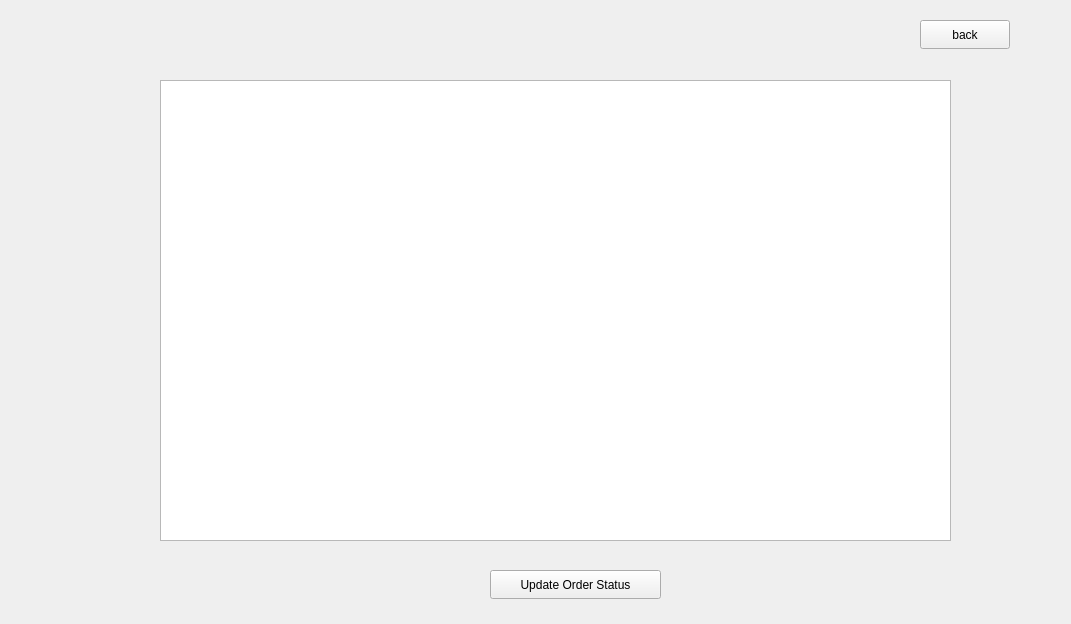
Above: main/gui/restaurantowner.ui from HamidrezaNadafian/Restaurant-Management-System before the change. Below: the same form after it.
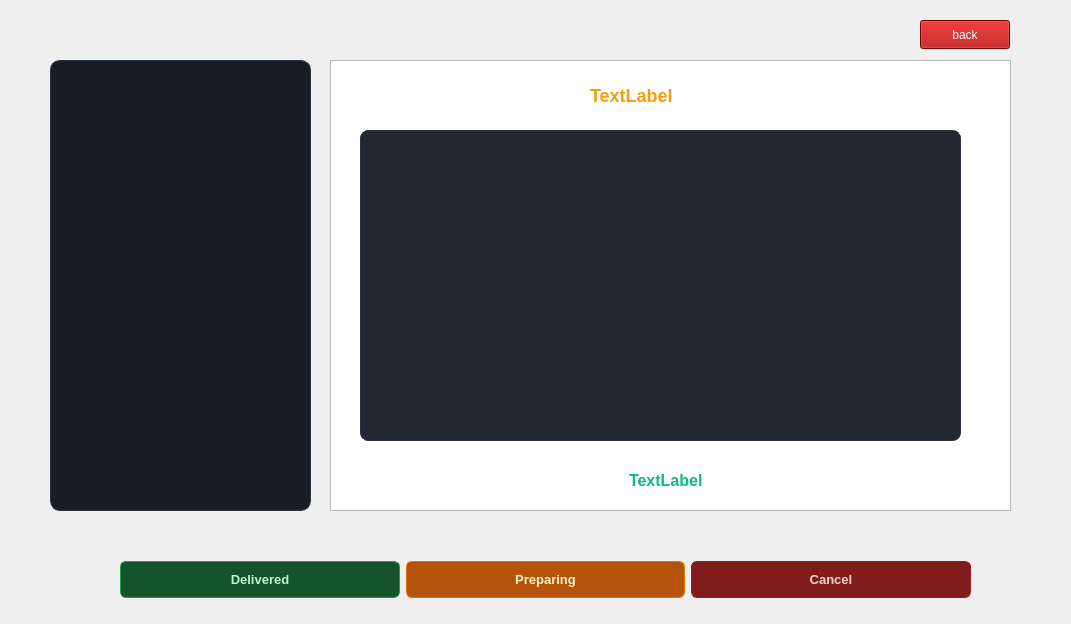
That is the form after the change. The open tabs and pages were chosen to show the change.

Commit message: implement order management and order status updates

```diff
--- a/main/gui/restaurantowner.ui
+++ b/main/gui/restaurantowner.ui
@@ -213,6 +213,157 @@
 QPushButton#btnDeleteMenuItem:pressed {
     background-color: #450a0a;
     border: 1px solid #7f1d1d;
+}
+
+
+
+
+
+QPushButton#btnPreparing {
+    background-color: #b45309; 
+    color: #fef3c7;
+    border: 1px solid #d97706;
+    border-radius: 6px;
+    padding: 10px;
+    font-weight: bold;
+}
+QPushButton#btnPreparing:hover {
+    background-color: #d97706;
+    color: #ffffff;
+}
+
+
+QPushButton#btnDelivered {
+    background-color: #14532d; 
+    color: #bbf7d0;
+    border: 1px solid #16a34a;
+    border-radius: 6px;
+    padding: 10px;
+    font-weight: bold;
+}
+QPushButton#btnDelivered:hover {
+    background-color: #16a34a;
+    color: #ffffff;
+}
+
+
+QPushButton#btnCancelOrder {
+    background-color: #7f1d1d; 
+    color: #fecaca;
+    border: 1px solid #991b1b;
+    border-radius: 6px;
+    padding: 10px;
+    font-weight: bold;
+}
+QPushButton#btnCancelOrder:hover {
+    background-color: #991b1b;
+    color: #ffffff;
+}
+
+QListWidget#listOrders {
+    background-color: #1a1d24;
+    border: 1px solid #2d3545;
+    border-radius: 10px;
+    padding: 8px;
+    outline: none;
+}
+
+QListWidget#listOrders::item {
+    background-color: #222731;
+    border: 1px solid #2d3545;
+    border-radius: 8px;
+    color: #e2e8f0;
+    padding: 15px;
+    margin-bottom: 8px;
+    font-size: 14px;
+}
+
+QListWidget#listOrders::item:hover {
+    background-color: #2b313e;
+    border: 1px solid #4a5568;
+}
+
+QListWidget#listOrders::item:selected {
+    background-color: #2b313e;
+	border: 2px solid #f59e0b;
+	color: #ffffff;
+}
+
+QLabel#lblCustomerID {
+	color: #f59e0b;
+	font-size: 18px;
+	font-weight: bold;
+	padding: 5px;
+}
+QLabel#lblTotalPrice {
+    color: #10b981; 
+    font-size: 16px;
+    font-weight: bold;
+    padding: 5px;
+}
+QListWidget#listOrderDetails {
+    background-color: #222731;
+    border: 1px solid #2d3545;
+    border-radius: 8px;
+    padding: 10px;
+    color: #e2e8f0;
+    font-size: 13px;
+    outline: none;
+}
+
+QListWidget#listOrderDetails::item {
+    padding: 8px;
+    border-bottom: 1px solid #2d3545;
+}
+
+QListWidget#listOrderDetails::item:hover {
+    background-color: transparent; 
+}
+
+QListWidget#listOrderDetails::item:selected {
+    background-color: transparent;
+    color: #f59e0b; 
+}
+QPushButton#btnPreparing {
+    background-color: #b45309; 
+    color: #fef3c7;
+    border: 1px solid #d97706;
+    border-radius: 6px;
+    padding: 10px;
+    font-size: 13px;
+    font-weight: bold;
+}
+QPushButton#btnPreparing:hover {
+    background-color: #d97706;
+    color: #ffffff;
+}
+
+QPushButton#btnDelivered {
+    background-color: #14532d; 
+    color: #bbf7d0;
+    border: 1px solid #16a34a;
+    border-radius: 6px;
+    padding: 10px;
+    font-size: 13px;
+    font-weight: bold;
+}
+QPushButton#btnDelivered:hover {
+    background-color: #16a34a;
+    color: #ffffff;
+}
+
+QPushButton#btnCancelOrder {
+    background-color: #7f1d1d; 
+    color: #fecaca;
+    border: 1px solid #991b1b;
+    border-radius: 6px;
+    padding: 10px;
+    font-size: 13px;
+    font-weight: bold;
+}
+QPushButton#btnCancelOrder:hover {
+    background-color: #991b1b;
+    color: #ffffff;
 }</string>
    </property>
    <property name="currentIndex">
@@ -534,26 +685,13 @@
     <widget class="QListWidget" name="listWidgetRestOrders">
      <property name="geometry">
       <rect>
-       <x>160</x>
-       <y>80</y>
-       <width>791</width>
-       <height>461</height>
+       <x>330</x>
+       <y>60</y>
+       <width>681</width>
+       <height>451</height>
       </rect>
      </property>
     </widget>
-    <widget class="QPushButton" name="btnUpdateOrderStatus">
-     <property name="geometry">
-      <rect>
-       <x>490</x>
-       <y>570</y>
-       <width>171</width>
-       <height>29</height>
-      </rect>
-     </property>
-     <property name="text">
-      <string>Update Order Status</string>
-     </property>
-    </widget>
     <widget class="QPushButton" name="btnBackFromOrders">
      <property name="geometry">
       <rect>
@@ -563,10 +701,105 @@
        <height>29</height>
       </rect>
      </property>
+     <property name="styleSheet">
+      <string notr="true">QPushButton {
+    background-color: rgb(170, 0, 0);
+    color: white;
+}</string>
+     </property>
      <property name="text">
       <string>back</string>
      </property>
     </widget>
+    <widget class="QListWidget" name="listOrders">
+     <property name="geometry">
+      <rect>
+       <x>50</x>
+       <y>60</y>
+       <width>261</width>
+       <height>451</height>
+      </rect>
+     </property>
+    </widget>
+    <widget class="QListWidget" name="listWidget">
+     <property name="geometry">
+      <rect>
+       <x>470</x>
+       <y>140</y>
+       <width>401</width>
+       <height>281</height>
+      </rect>
+     </property>
+    </widget>
+    <widget class="QLabel" name="lblCustomerID">
+     <property name="geometry">
+      <rect>
+       <x>580</x>
+       <y>70</y>
+       <width>251</width>
+       <height>51</height>
+      </rect>
+     </property>
+     <property name="text">
+      <string>TextLabel</string>
+     </property>
+    </widget>
+    <widget class="QListWidget" name="listOrderDetails">
+     <property name="geometry">
+      <rect>
+       <x>360</x>
+       <y>130</y>
+       <width>601</width>
+       <height>311</height>
+      </rect>
+     </property>
+    </widget>
+    <widget class="QLabel" name="lblTotalPrice">
+     <property name="geometry">
+      <rect>
+       <x>620</x>
+       <y>460</y>
+       <width>151</width>
+       <height>41</height>
+      </rect>
+     </property>
+     <property name="text">
+      <string>TextLabel</string>
+     </property>
+    </widget>
+    <widget class="QWidget" name="horizontalLayoutWidget_3">
+     <property name="geometry">
+      <rect>
+       <x>120</x>
+       <y>549</y>
+       <width>851</width>
+       <height>61</height>
+      </rect>
+     </property>
+     <layout class="QHBoxLayout" name="horizontalLayout_3">
+      <item>
+       <widget class="QPushButton" name="btnDelivered">
+        <property name="text">
+         <string>Delivered</string>
+        </property>
+       </widget>
+      </item>
+      <item>
+       <widget class="QPushButton" name="btnPreparing">
+        <property name="text">
+         <string>Preparing</string>
+        </property>
+       </widget>
+      </item>
+      <item>
+       <widget class="QPushButton" name="btnCancelOrder">
+        <property name="text">
+         <string>Cancel</string>
+        </property>
+       </widget>
+      </item>
+     </layout>
+    </widget>
    </widget>
   </widget>
  </widget>
```
Left out of the diff: 2 changed lines with no effect on the pictures. The commit also changes 5 other files.
